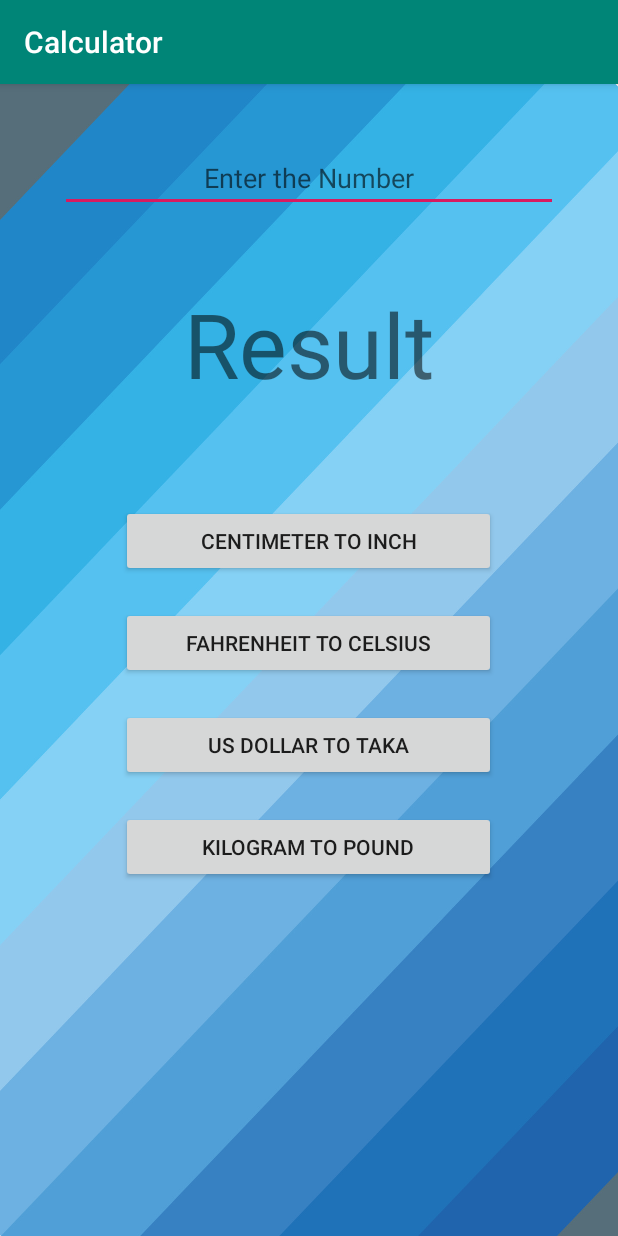
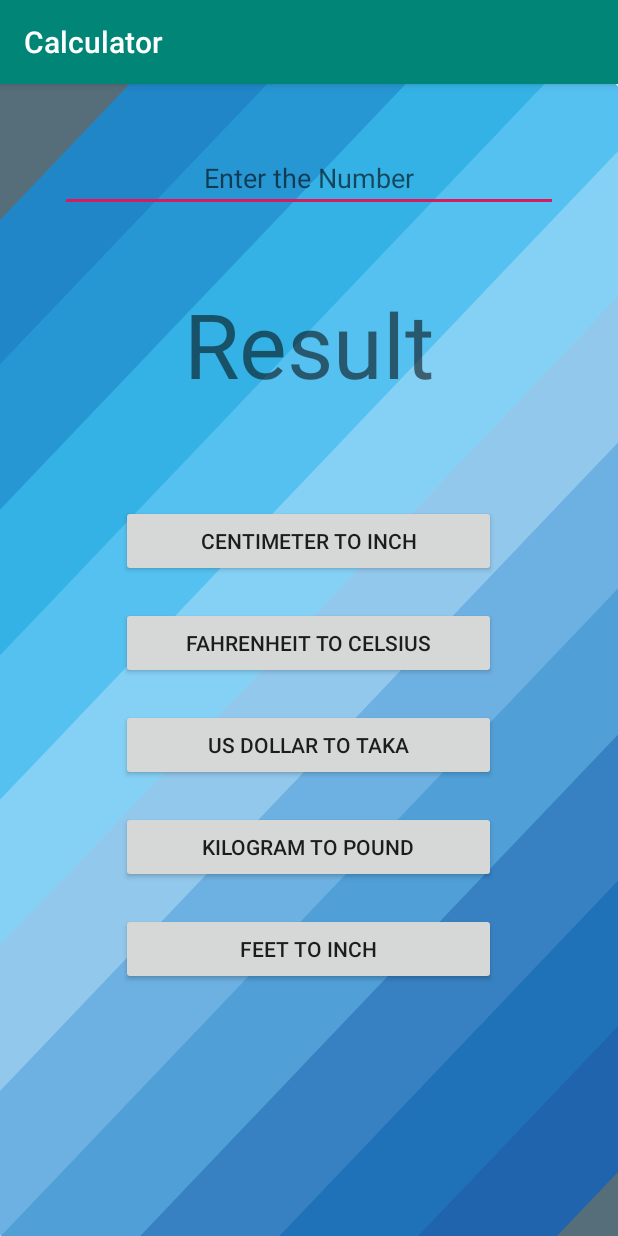
Before and after one commit to murad2778/Calculator, an Android app: the Converter screen opened directly, with no data from a screen before it, on a phone screen of 412 x 824 dp. Run offline under Robolectric (Android 15) with nearby library versions, the phone set to English and light mode, and no system bars.

Commit message:
Feet to inch added

```diff
--- a/app/src/main/java/com/example/mynavigation/Converter.java
+++ b/app/src/main/java/com/example/mynavigation/Converter.java
@@ -12,7 +12,7 @@ public class Converter extends AppCompatActivity {
 
     TextView result,hint,hint2;
     EditText number1;
-    Button cmtoinch,fahtocel,doltotk,kgtopd;
+    Button cmtoinch,fahtocel,doltotk,kgtopd,fttoinch;
 
 
     double result_num;
@@ -33,6 +33,7 @@ public class Converter extends AppCompatActivity {
         fahtocel = (Button) findViewById(R.id.fahtocel);
         doltotk = (Button) findViewById(R.id.doltotk);
         kgtopd = (Button) findViewById(R.id.kgtopd);
+        fttoinch = (Button) findViewById(R.id.fttoinch);
 
         cmtoinch.setOnClickListener(new View.OnClickListener() {
             @Override
@@ -117,5 +118,27 @@ public class Converter extends AppCompatActivity {
 
 
         });
+
+
+        fttoinch.setOnClickListener(new View.OnClickListener() {
+            @Override
+            public void onClick(View v) {
+
+                if(number1.length()==0){
+                    Toast.makeText(Converter.this,"Please Enter Input",Toast.LENGTH_SHORT).show();
+                    return;
+                }
+
+                num1 = Float.parseFloat(number1.getText().toString());
+                hint.setText(num1+" Feet =");
+                hint2.setText("Inch");
+
+                result_num =num1*12;
+                result.setText(String.valueOf(result_num));
+
+            }
+
+
+        });
     }
 }
--- a/app/src/main/res/layout/activity_converter.xml
+++ b/app/src/main/res/layout/activity_converter.xml
@@ -84,6 +84,16 @@
         android:layout_height="wrap_content"
         android:text="Kilogram to pound"    />
 
+    <Button
+
+        android:layout_gravity="center"
+        android:layout_marginTop="20dp"
+        android:id="@+id/fttoinch"
+        android:layout_width="250dp"
+        android:layout_height="wrap_content"
+        android:text="Feet to Inch"    />
+
+
 
 
 </LinearLayout>
```
